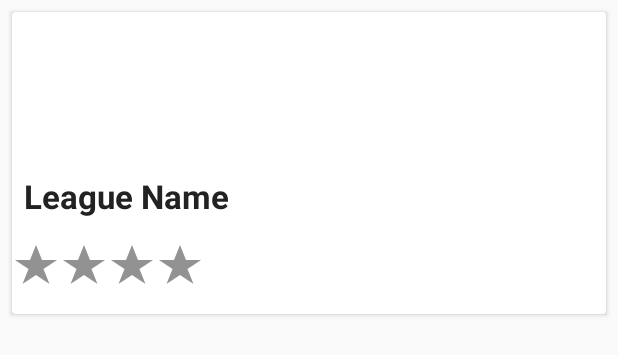
After one commit to rburns31/GameFinder, an Android app: the layout league_card.xml on its own in the app's theme, with its tools: preview values and no code run, on a phone screen of 412 x 824 dp. The commit adds this screen. Shown: the top 355 px of the screen. Run offline under Robolectric (Android 15) with nearby library versions, the phone set to English and light mode, and no system bars.

Commit message:
Moved LeagueInterest to cards
Also moved the API headers into the util class

```diff
--- a/GameFinder/app/src/main/java/com/gamefinder/ApiUtils.java
+++ b/GameFinder/app/src/main/java/com/gamefinder/ApiUtils.java
@@ -8,6 +8,10 @@ import retrofit2.converter.gson.GsonConverterFactory;
  * Created by Ryan on 4/2/2016.
  */
 public class ApiUtils {
+    public static String accessToken;
+    public static String client;
+    public static String uid;
+
     public final static String BASE_URL = "https://fathomless-woodland-78351.herokuapp.com/api/";
 
     public final static Retrofit retrofit = new Retrofit.Builder().baseUrl(BASE_URL)
--- a/GameFinder/app/src/main/java/com/gamefinder/RecyclerAdapter.java
+++ b/GameFinder/app/src/main/java/com/gamefinder/GamesRecyclerAdapter.java
@@ -19,11 +19,11 @@ import java.util.List;
  *
  * Created by Paul on 3/31/2016.
  */
-public class RecyclerAdapter extends RecyclerView.Adapter<RecyclerAdapter.ViewHolder> {
+public class GamesRecyclerAdapter extends RecyclerView.Adapter<GamesRecyclerAdapter.ViewHolder> {
     private List<GamesResponse> gamesList;
     private Context parentContext;
 
-    public RecyclerAdapter(List<GamesResponse> gamesList){
+    public GamesRecyclerAdapter(List<GamesResponse> gamesList){
         this.gamesList = gamesList;
         System.out.println("From RecyclerAdapter, Game List Size: " + gamesList.size());
     }
--- /dev/null
+++ b/GameFinder/app/src/main/res/layout/league_card.xml
@@ -0,0 +1,44 @@
+<android.support.v7.widget.CardView xmlns:android="http://schemas.android.com/apk/res/android"
+    android:id="@+id/card_view"
+    android:layout_width="match_parent"
+    android:layout_height="wrap_content"
+    android:layout_margin="8dp">
+
+    <RelativeLayout
+        android:layout_width="match_parent"
+        android:layout_height="match_parent">
+
+        <ImageView
+            android:id="@+id/thumbnail"
+            android:layout_width="fill_parent"
+            android:layout_height="100dp"
+            android:layout_alignParentTop="true"
+            android:scaleType="centerCrop"
+            android:contentDescription="@string/gameImage" />
+
+        <TextView
+            android:id="@+id/leagueName"
+            android:layout_width="wrap_content"
+            android:layout_height="wrap_content"
+            android:layout_below="@+id/thumbnail"
+            android:maxLines="3"
+            android:padding="8dp"
+            android:text="@string/leagueName"
+            android:textColor="#222"
+            android:textStyle="bold"
+            android:textSize="22sp" />
+
+        <RatingBar
+            android:id="@+id/rate_img"
+            style="@style/ratingBarStyle"
+            android:layout_width="wrap_content"
+            android:layout_height="wrap_content"
+            android:maxWidth="20dp"
+            android:minWidth="20dp"
+            android:paddingTop="8dp"
+            android:numStars="4"
+            android:stepSize="1"
+            android:layout_below="@+id/leagueName" />
+
+    </RelativeLayout>
+</android.support.v7.widget.CardView>
--- a/GameFinder/app/src/main/res/values/strings.xml
+++ b/GameFinder/app/src/main/res/values/strings.xml
@@ -41,6 +41,7 @@
     <string name="tvConfigName">Tv Configuration Name</string>
 
     <string name="teamName">Team Name</string>
+    <string name="leagueName">League Name</string>
     <string name="gameName">Game Name</string>
     <string name="gameLeague">Game League</string>
     <string name="gameRating">Game Rating</string>
```
Also changed, not shown: GameFinder/app/src/main/java/com/gamefinder/ChannelsActivity.java (+1 -10 lines), GameFinder/app/src/main/java/com/gamefinder/GamesScreenActivity.java (+5 -9 lines), GameFinder/app/src/main/java/com/gamefinder/LeagueInterestActivity.java (+18 -20 lines), GameFinder/app/src/main/java/com/gamefinder/LeagueInterestRecyclerAdapter.java (added, +99 -0 lines), GameFinder/app/src/main/java/com/gamefinder/LeagueListViewAdapter.java (deleted, +0 -72 lines), GameFinder/app/src/main/java/com/gamefinder/LoginActivity.java (+4 -3 lines), GameFinder/app/src/main/java/com/gamefinder/TeamInterestActivity.java (+2 -10 lines), GameFinder/app/src/main/java/com/gamefinder/TvSetupActivity.java (+2 -9 lines), GameFinder/app/src/main/res/layout/activity_league_interest.xml (+5 -4 lines), GameFinder/app/src/main/res/layout/team_listview.xml (deleted, +0 -13 lines), GameFinder/app/src/main/res/raw/ncaa_logo.png (added), GameFinder/app/src/main/res/raw/pga_logo.jpg (added), 1 other file.
